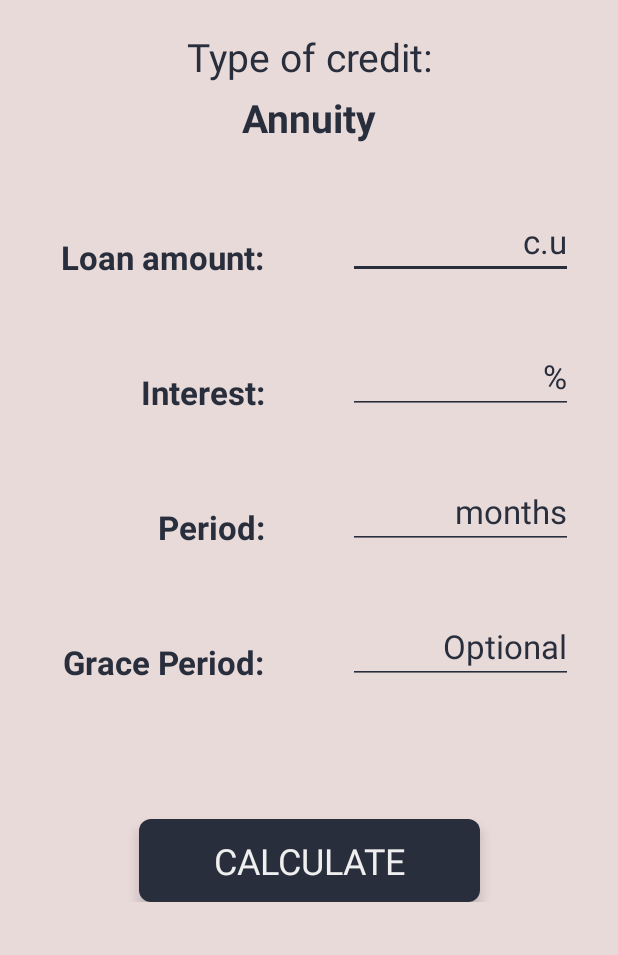
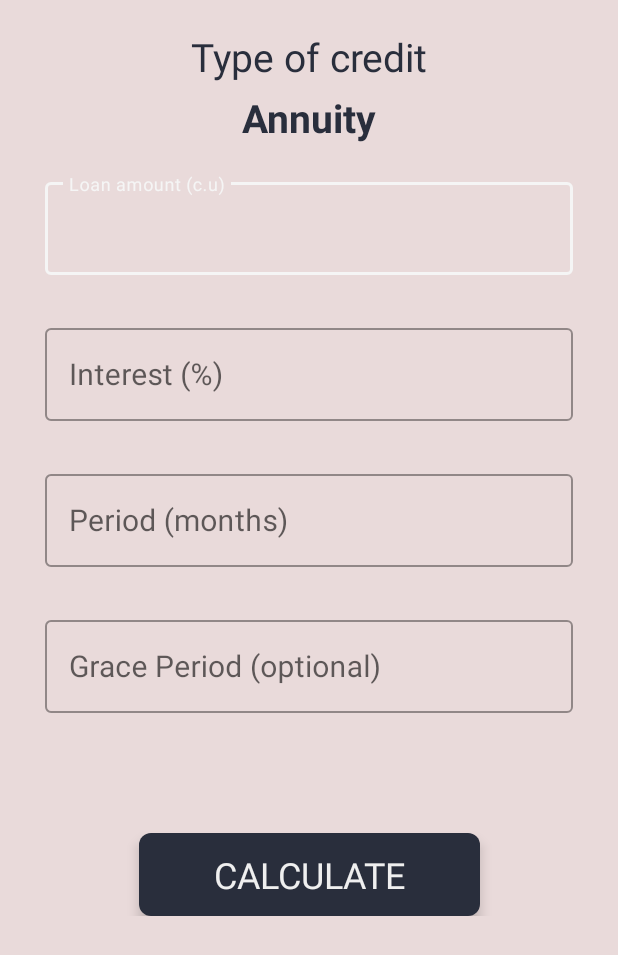
Before and after one commit to r-khvstnv/Loan_calculator, an Android app: the screen it shows after launch (CreditDetail), after a tap on "Annuity", on a phone screen of 412 x 824 dp. Shown: the top 955 px of the screen. Run offline under Robolectric (Android 15) with nearby library versions, the phone set to English and light mode, and no system bars; our stand-ins replace AdMob; 3 statements that could not run were skipped.

Commit message:
New EditText styles Hide keyboard on Outside click Some changes in Themes

```diff
--- a/app/build.gradle
+++ b/app/build.gradle
@@ -24,9 +24,10 @@ android {
         }
     }
 
-    viewBinding{
-        enabled true
+    buildFeatures {
+        viewBinding true
     }
+
 
     compileOptions {
         sourceCompatibility JavaVersion.VERSION_1_8
--- a/app/src/main/java/com/rssll971/loancalculator/CreditDetail.kt
+++ b/app/src/main/java/com/rssll971/loancalculator/CreditDetail.kt
@@ -1,8 +1,11 @@
 package com.rssll971.loancalculator
 
+import android.content.Context
 import androidx.appcompat.app.AppCompatActivity
 import android.os.Bundle
+import android.view.MotionEvent
 import android.view.View
+import android.view.inputmethod.InputMethodManager
 import android.widget.Toast
 import androidx.recyclerview.widget.LinearLayoutManager
 import com.google.android.gms.ads.*
@@ -68,10 +71,10 @@ class CreditDetail : AppCompatActivity() {
         binding.llCalculate.setOnClickListener {
             //проверяем наличие данных
             if (binding.etAmount.text!!.trim().isNotEmpty() &&
-                binding.etInterest.text.trim().isNotEmpty() &&
-                binding.etLoanPeriod.text.trim().isNotEmpty()){
+                binding.etInterest.text!!.trim().isNotEmpty() &&
+                binding.etLoanPeriod.text!!.trim().isNotEmpty()){
                 //проверяем наличие периода отсрочки
-                if (binding.etGracePeriod.text.trim().isEmpty()){
+                if (binding.etGracePeriod.text!!.trim().isEmpty()){
                     binding.etGracePeriod.setText("0")
                 }
 
@@ -115,6 +118,17 @@ class CreditDetail : AppCompatActivity() {
         }
     }
 
+    /**
+     * Метод, который прячет клавиатуру,
+     * когда пользователь совершил действие вне области клавиатуры
+     */
+    override fun dispatchTouchEvent(ev: MotionEvent?): Boolean {
+        if (currentFocus != null){
+            val imm: InputMethodManager = getSystemService(Context.INPUT_METHOD_SERVICE) as InputMethodManager
+            imm.hideSoftInputFromWindow(currentFocus!!.windowToken, 0)
+        }
+        return super.dispatchTouchEvent(ev)
+    }
 
     /**
      * Дальше 2 метода вычесления кредита
--- a/app/src/main/res/layout/activity_credit_detail.xml
+++ b/app/src/main/res/layout/activity_credit_detail.xml
@@ -45,144 +45,114 @@
             />
 
         <!-- Loan amount -->
-        <TextView
-            android:id="@+id/tv_loan_amount"
-            android:layout_width="@dimen/dim_titles_width"
+        <com.google.android.material.textfield.TextInputLayout
+            android:id="@+id/til_amount"
+            style="@style/MyEditText"
+            android:layout_width="match_parent"
             android:layout_height="wrap_content"
-            android:layout_marginEnd="30dp"
-            app:layout_constraintBottom_toBottomOf="@+id/et_amount"
-            app:layout_constraintRight_toLeftOf="@id/et_amount"
+            android:layout_marginTop="20dp"
+            android:layout_marginHorizontal="@dimen/dim_et_margin_horizontal"
+            app:layout_constraintRight_toRightOf="parent"
             app:layout_constraintLeft_toLeftOf="parent"
-            android:text="@string/st_loan_amount"
+            app:layout_constraintTop_toBottomOf="@id/tv_selected_credit_type"
+            >
+            <com.google.android.material.textfield.TextInputEditText
+                android:id="@+id/et_amount"
+                android:layout_width="match_parent"
+                android:layout_height="match_parent"
+                android:ems="3"
+                android:maxLength="10"
+                android:hint="@string/st_loan_amount"
+                android:inputType="numberSigned"
                 android:textAlignment="textEnd"
                 android:textColor="@color/myDarkBlue_GoldTransparent"
-            android:textSize="22sp"
-            android:textStyle="bold"
+                android:textSize="@dimen/dim_et_text_size"
                 />
-        <EditText
-            android:id="@+id/et_amount"
-            android:layout_width="@dimen/dim_edit_text_width"
+        </com.google.android.material.textfield.TextInputLayout>
+
+
+        <!-- Interest -->
+        <com.google.android.material.textfield.TextInputLayout
+            android:id="@+id/til_percentage"
+            style="@style/MyEditText"
+            android:layout_width="match_parent"
             android:layout_height="wrap_content"
             android:layout_marginTop="@dimen/dim_et_gap"
-            android:layout_marginEnd="30dp"
+            android:layout_marginHorizontal="@dimen/dim_et_margin_horizontal"
             app:layout_constraintRight_toRightOf="parent"
-            app:layout_constraintTop_toBottomOf="@id/tv_selected_credit_type"
-            android:backgroundTint="@color/myDarkBlue_GoldTransparent"
-            android:ems="3"
-            android:maxLength="10"
-            android:hint="@string/st_units_hint"
+            app:layout_constraintLeft_toLeftOf="parent"
+            app:layout_constraintTop_toBottomOf="@id/til_amount"
+            >
+            <com.google.android.material.textfield.TextInputEditText
+                android:id="@+id/et_interest"
+                android:layout_width="match_parent"
+                android:layout_height="match_parent"
+                android:ems="10"
+                android:hint="@string/st_annual_percentage"
                 android:inputType="numberSigned"
                 android:textAlignment="textEnd"
                 android:textColor="@color/myDarkBlue_GoldTransparent"
                 android:textColorHint="@color/myDarkBlue_GoldTransparent"
                 android:textCursorDrawable="@color/myDarkBlue_GoldTransparent"
-            android:textSize="22sp"
+                android:textSize="@dimen/dim_et_text_size"
                 />
+        </com.google.android.material.textfield.TextInputLayout>
 
-        <!-- Interest -->
-        <TextView
-            android:id="@+id/tv_percentage"
-            android:layout_width="@dimen/dim_titles_width"
-            android:layout_height="wrap_content"
-            android:layout_marginEnd="30dp"
-            app:layout_constraintBottom_toBottomOf="@id/et_interest"
-            app:layout_constraintRight_toLeftOf="@id/et_interest"
-            app:layout_constraintLeft_toLeftOf="parent"
-            android:text="@string/st_annual_percentage"
-            android:textAlignment="textEnd"
-            android:textColor="@color/myDarkBlue_GoldTransparent"
-            android:textSize="22sp"
-            android:textStyle="bold"
-            />
-        <EditText
-            android:id="@+id/et_interest"
-            android:layout_width="@dimen/dim_edit_text_width"
+
+        <!-- Period -->
+        <com.google.android.material.textfield.TextInputLayout
+            android:id="@+id/til_loan_period"
+            style="@style/MyEditText"
+            android:layout_width="match_parent"
             android:layout_height="wrap_content"
             android:layout_marginTop="@dimen/dim_et_gap"
-            android:layout_marginEnd="30dp"
+            android:layout_marginHorizontal="@dimen/dim_et_margin_horizontal"
             app:layout_constraintRight_toRightOf="parent"
-            app:layout_constraintTop_toBottomOf="@id/et_amount"
-            android:backgroundTint="@color/myDarkBlue_GoldTransparent"
+            app:layout_constraintLeft_toLeftOf="parent"
+            app:layout_constraintTop_toBottomOf="@id/til_percentage"
+            >
+            <com.google.android.material.textfield.TextInputEditText
+                android:id="@+id/et_loan_period"
+                android:layout_width="match_parent"
+                android:layout_height="match_parent"
                 android:ems="10"
-            android:hint="%"
+                android:hint="@string/st_period"
                 android:inputType="numberSigned"
                 android:textAlignment="textEnd"
                 android:textColor="@color/myDarkBlue_GoldTransparent"
                 android:textColorHint="@color/myDarkBlue_GoldTransparent"
                 android:textCursorDrawable="@color/myDarkBlue_GoldTransparent"
-            android:textSize="22sp"
-            android:importantForAutofill="no"
+                android:textSize="@dimen/dim_et_text_size"
                 />
+        </com.google.android.material.textfield.TextInputLayout>
 
-        <!-- Period -->
-        <TextView
-            android:id="@+id/tv_period"
-            android:layout_width="@dimen/dim_titles_width"
-            android:layout_height="wrap_content"
-            android:layout_marginEnd="30dp"
-            app:layout_constraintBottom_toBottomOf="@id/et_loan_period"
-            app:layout_constraintRight_toLeftOf="@id/et_loan_period"
-            app:layout_constraintLeft_toLeftOf="parent"
-            android:text="@string/st_period"
-            android:textAlignment="textEnd"
-            android:textColor="@color/myDarkBlue_GoldTransparent"
-            android:textSize="22sp"
-            android:textStyle="bold"
-            />
-        <EditText
-            android:id="@+id/et_loan_period"
-            android:layout_width="@dimen/dim_edit_text_width"
+
+        <!-- Grace period -->
+        <com.google.android.material.textfield.TextInputLayout
+            android:id="@+id/til_grace_period"
+            style="@style/MyEditText"
+            android:layout_width="match_parent"
             android:layout_height="wrap_content"
             android:layout_marginTop="@dimen/dim_et_gap"
-            android:layout_marginEnd="30dp"
+            android:layout_marginHorizontal="@dimen/dim_et_margin_horizontal"
             app:layout_constraintRight_toRightOf="parent"
-            app:layout_constraintTop_toBottomOf="@id/et_interest"
-            android:backgroundTint="@color/myDarkBlue_GoldTransparent"
+            app:layout_constraintLeft_toLeftOf="parent"
+            app:layout_constraintTop_toBottomOf="@id/til_loan_period"
+            >
+            <com.google.android.material.textfield.TextInputEditText
+                android:id="@+id/et_grace_period"
+                android:layout_width="match_parent"
+                android:layout_height="match_parent"
                 android:ems="10"
-            android:hint="@string/st_months_hint"
+                android:hint="@string/st_grace_period"
                 android:inputType="numberSigned"
                 android:textAlignment="textEnd"
                 android:textColor="@color/myDarkBlue_GoldTransparent"
                 android:textColorHint="@color/myDarkBlue_GoldTransparent"
                 android:textCursorDrawable="@color/myDarkBlue_GoldTransparent"
-            android:textSize="22sp"
-            android:importantForAutofill="no"
+                android:textSize="@dimen/dim_et_text_size"
                 />
-
-        <!-- Grace period -->
-        <TextView
-            android:id="@+id/tv_grace_period"
-            android:layout_width="@dimen/dim_titles_width"
-            android:layout_height="wrap_content"
-            android:layout_marginEnd="30dp"
-            app:layout_constraintBottom_toBottomOf="@id/et_grace_period"
-            app:layout_constraintRight_toLeftOf="@id/et_grace_period"
-            app:layout_constraintLeft_toLeftOf="parent"
-            android:text="@string/st_grace_period"
-            android:textAlignment="textEnd"
-            android:textColor="@color/myDarkBlue_GoldTransparent"
-            android:textSize="22sp"
-            android:textStyle="bold"
-            />
-        <EditText
-            android:id="@+id/et_grace_period"
-            android:layout_width="@dimen/dim_edit_text_width"
-            android:layout_height="wrap_content"
-            android:layout_marginTop="@dimen/dim_et_gap"
-            android:layout_marginEnd="30dp"
-            app:layout_constraintRight_toRightOf="parent"
-            app:layout_constraintTop_toBottomOf="@id/tv_period"
-            android:backgroundTint="@color/myDarkBlue_GoldTransparent"
-            android:ems="10"
-            android:hint="@string/st_optional_hint"
-            android:inputType="numberSigned"
-            android:textAlignment="textEnd"
-            android:textColor="@color/myDarkBlue_GoldTransparent"
-            android:textColorHint="@color/myDarkBlue_GoldTransparent"
-            android:textCursorDrawable="@color/myDarkBlue_GoldTransparent"
-            android:textSize="22sp"
-            android:importantForAutofill="no"
-            />
+        </com.google.android.material.textfield.TextInputLayout>
 
         <!-- Ads -->
         <com.google.android.gms.ads.AdView
@@ -194,7 +164,7 @@
             android:elevation="5dp"
             ads:adSize="LARGE_BANNER"
             ads:adUnitId="@string/first_details_banner_id"
-            ads:layout_constraintTop_toBottomOf="@id/et_grace_period">
+            ads:layout_constraintTop_toBottomOf="@id/til_grace_period">
         </com.google.android.gms.ads.AdView>
 
         <!-- Calculate button -->
--- a/app/src/main/res/values-night/themes.xml
+++ b/app/src/main/res/values-night/themes.xml
@@ -14,7 +14,15 @@
         <!-- Customize your theme here. -->
     </style>
 
-    <style name="Theme.NoActionBarLoan" parent="Theme.AppCompat.DayNight.NoActionBar">
+    <style name="Theme.NoActionBarLoan" parent="Theme.MaterialComponents.DayNight.NoActionBar">
+        <item name="colorPrimary">@color/myDarkBlue_GoldTransparent</item>
+        <item name="colorPrimaryVariant">@color/myDarkBlue_GoldTransparent</item>
+        <item name="colorOnPrimary">@color/myDarkBlue_GoldTransparent</item>
+        <!-- Secondary brand color. -->
+        <item name="colorSecondary">@color/myPink_GoldTransparent</item>
+        <item name="colorSecondaryVariant">@color/myPink_GoldTransparent</item>
+        <item name="colorOnSecondary">@color/myPink_GoldTransparent</item>
+
         <item name="android:statusBarColor">@color/myDarkBlue</item>
         <item name="android:navigationBarColor">@color/myDarkBlue</item>
 
--- /dev/null
+++ b/app/src/main/res/values-v23/themes.xml
@@ -0,0 +1,18 @@
+<?xml version="1.0" encoding="utf-8"?>
+<resources>
+
+    <style name="Theme.NoActionBarLoan" parent="Theme.MaterialComponents.DayNight.NoActionBar">
+        <item name="colorPrimary">@color/myDarkBlue_GoldTransparent</item>
+        <item name="colorPrimaryVariant">@color/myDarkBlue_GoldTransparent</item>
+        <item name="colorOnPrimary">@color/myDarkBlue_GoldTransparent</item>
+        <!-- Secondary brand color. -->
+        <item name="colorSecondary">@color/myPink_GoldTransparent</item>
+        <item name="colorSecondaryVariant">@color/myPink_GoldTransparent</item>
+        <item name="colorOnSecondary">@color/myPink_GoldTransparent</item>
+
+        <item name="android:statusBarColor">@color/myPinkLight</item>
+        <item name="android:navigationBarColor">@color/myPinkLight</item>
+        <item name="android:windowLightStatusBar">true</item>
+
+    </style>
+</resources>
--- /dev/null
+++ b/app/src/main/res/values-v27/themes.xml
@@ -0,0 +1,18 @@
+<?xml version="1.0" encoding="utf-8"?>
+<resources>
+
+    <style name="Theme.NoActionBarLoan" parent="Theme.MaterialComponents.DayNight.NoActionBar">
+        <item name="colorPrimary">@color/myDarkBlue_GoldTransparent</item>
+        <item name="colorPrimaryVariant">@color/myDarkBlue_GoldTransparent</item>
+        <item name="colorOnPrimary">@color/myDarkBlue_GoldTransparent</item>
+        <!-- Secondary brand color. -->
+        <item name="colorSecondary">@color/myPink_GoldTransparent</item>
+        <item name="colorSecondaryVariant">@color/myPink_GoldTransparent</item>
+        <item name="colorOnSecondary">@color/myPink_GoldTransparent</item>
+
+        <item name="android:statusBarColor">@color/myPinkLight</item>
+        <item name="android:navigationBarColor">@color/myPinkLight</item>
+        <item name="android:windowLightStatusBar">true</item>
+        <item name="android:windowLightNavigationBar">true</item>
+    </style>
+</resources>
--- a/app/src/main/res/values/dimensions.xml
+++ b/app/src/main/res/values/dimensions.xml
@@ -1,8 +1,8 @@
 <?xml version="1.0" encoding="utf-8"?>
 <resources>
-    <dimen name="dim_et_gap">40dp</dimen>
-    <dimen name="dim_titles_width">150dp</dimen>
-    <dimen name="dim_edit_text_width">150dp</dimen>
+    <dimen name="dim_et_gap">30dp</dimen>
+    <dimen name="dim_et_margin_horizontal">30dp</dimen>
+    <dimen name="dim_et_text_size">20sp</dimen>
     <dimen name="dim_item_text_size">12sp</dimen>
     <dimen name="dim_item_title_text_size">16sp</dimen>
     <dimen name="dim_item_width">90dp</dimen>
--- a/app/src/main/res/values/strings.xml
+++ b/app/src/main/res/values/strings.xml
@@ -20,14 +20,11 @@
     <string name="st_proportional_meaning">The loan amount is evenly divided for the entire term, and interest is charged monthly on the remaining amount of money. The amount of the contribution in the graph is reflected in unequal values</string>
     <string name="st_prompt">Hint: More commonly used by banks</string>
     <!-- Credit Details Activity-->
-    <string name="st_credit_type">Type of credit:</string>
-    <string name="st_loan_amount">Loan amount:</string>
-    <string name="st_units_hint">c.u</string>
-    <string name="st_annual_percentage">Interest:</string>
-    <string name="st_period">Period:</string>
-    <string name="st_months_hint">months</string>
-    <string name="st_optional_hint">Optional</string>
-    <string name="st_grace_period">Grace Period:</string>
+    <string name="st_credit_type">Type of credit</string>
+    <string name="st_loan_amount">Loan amount (c.u)</string>
+    <string name="st_annual_percentage">Interest (%)</string>
+    <string name="st_period">Period (months)</string>
+    <string name="st_grace_period">Grace Period (optional)</string>
     <string name="st_calculate">Calculate</string>
     <string name="st_add_data">Enter the missing data</string>
     <!-- Result Layout-->
--- a/app/src/main/res/values/themes.xml
+++ b/app/src/main/res/values/themes.xml
@@ -14,9 +14,22 @@
         <!-- Customize your theme here. -->
     </style>
 
-    <style name="Theme.NoActionBarLoan" parent="Theme.AppCompat.DayNight.NoActionBar">
+    <style name="Theme.NoActionBarLoan" parent="Theme.MaterialComponents.DayNight.NoActionBar">
+        <item name="colorPrimary">@color/myDarkBlue_GoldTransparent</item>
+        <item name="colorPrimaryVariant">@color/myDarkBlue_GoldTransparent</item>
+        <item name="colorOnPrimary">@color/myDarkBlue_GoldTransparent</item>
+        <!-- Secondary brand color. -->
+        <item name="colorSecondary">@color/myPink_GoldTransparent</item>
+        <item name="colorSecondaryVariant">@color/myPink_GoldTransparent</item>
+        <item name="colorOnSecondary">@color/myPink_GoldTransparent</item>
+
         <item name="android:statusBarColor">@color/myPinkLight</item>
         <item name="android:navigationBarColor">@color/myPinkLight</item>
-        <item name="android:forceDarkAllowed">true</item>
+    </style>
+
+    <style name="MyEditText" parent="Widget.MaterialComponents.TextInputLayout.OutlinedBox">
+        <item name="colorControlNormal">@color/myDarkBlue_GoldTransparent</item>
+        <item name="colorControlActivated">@color/myDarkBlue_GoldTransparent</item>
+        <item name="colorControlHighlight">@color/myDarkBlue_GoldTransparent</item>
     </style>
 </resources>
```
Also changed, not shown: 1 other file. Lines whose indentation alone changed are shown as unchanged.
